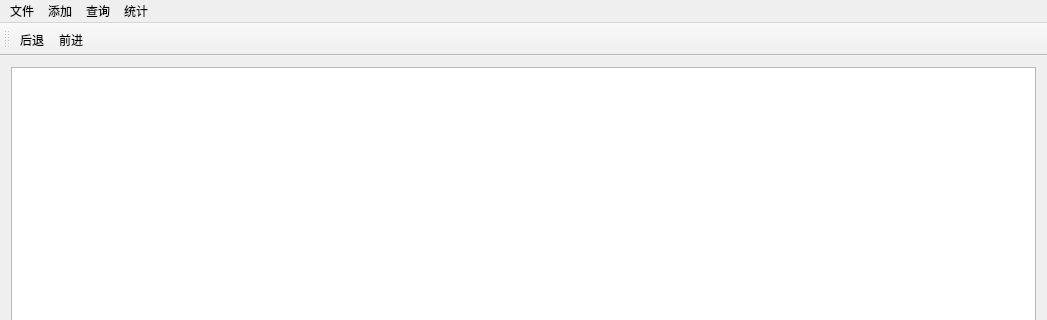
Qt form Project/mainwindow.ui (viseator/C_Course_Design) before a commit; both pictures show x 0 to 1047 and y 0 to 320 of the 1047 by 598 pixel window.
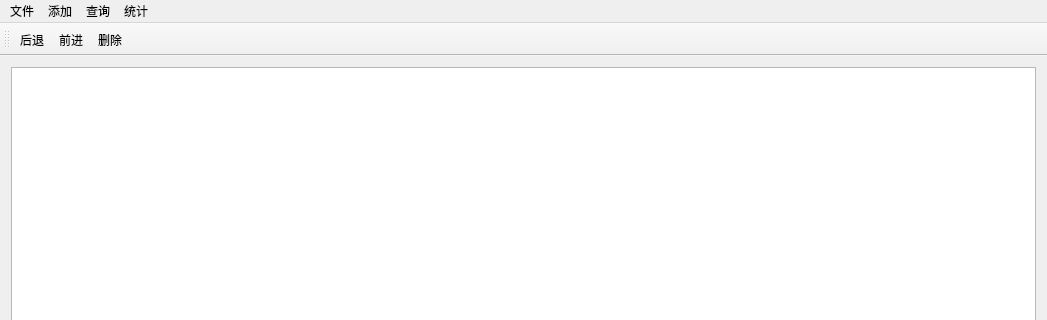
The same form after that commit.

```diff
--- a/Project/mainwindow.ui
+++ b/Project/mainwindow.ui
@@ -63,6 +63,7 @@
    </attribute>
    <addaction name="backAction"/>
    <addaction name="forwradAction"/>
+   <addaction name="deleteAction"/>
   </widget>
   <widget class="QStatusBar" name="statusBar"/>
   <action name="backAction">
@@ -81,6 +82,14 @@
     <string>前进</string>
    </property>
   </action>
+  <action name="deleteAction">
+   <property name="checkable">
+    <bool>true</bool>
+   </property>
+   <property name="text">
+    <string>删除</string>
+   </property>
+  </action>
  </widget>
  <layoutdefault spacing="6" margin="11"/>
  <resources/>
```
